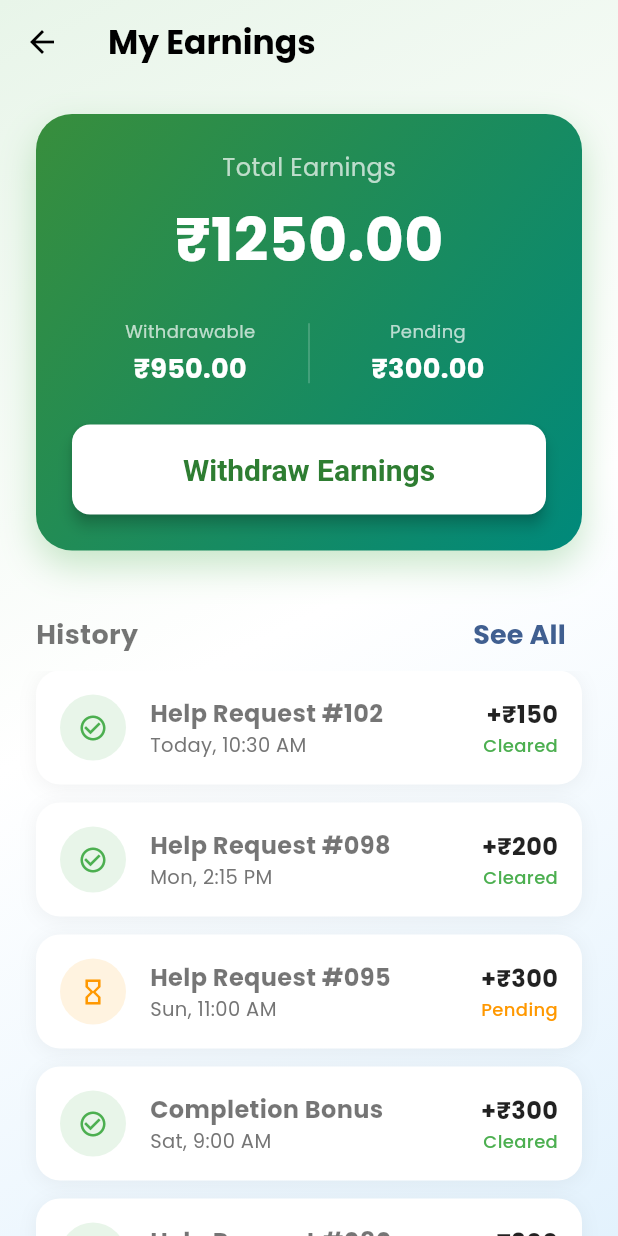
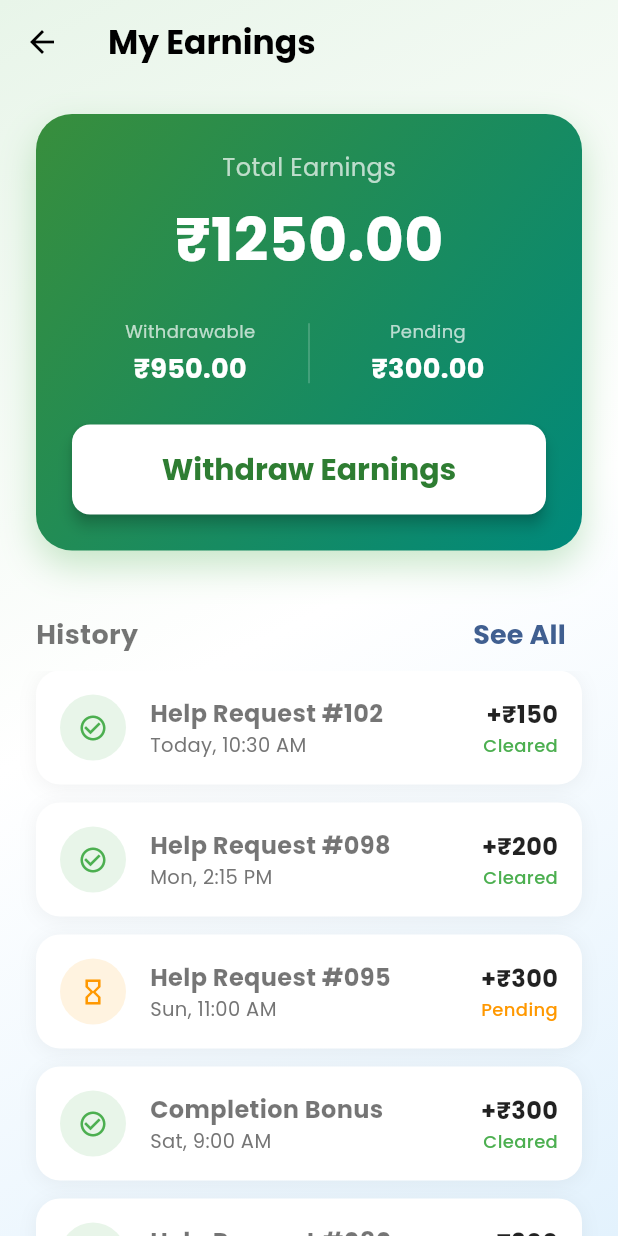
Before and after one commit to Vijayapardhu/NearHelp, a Flutter app: the EarningsScreen screen opened directly, on a phone screen of 412 x 824 dp. Run offline on Flutter 3.47's test engine with Material 3 defaults, Android fonts, the phone set to English and light mode, and no system bars; our stand-ins replace animate_do, flutter_map, flutter_riverpod, geolocator, google_fonts, google_nav_bar and 7 more; accounts and stored records are empty.

Commit message:
profile update

```diff
--- a/lib/features/payment/presentation/earnings_screen.dart
+++ b/lib/features/payment/presentation/earnings_screen.dart
@@ -1,5 +1,6 @@
 import 'package:flutter/material.dart';
 import 'package:animate_do/animate_do.dart';
+import 'package:google_fonts/google_fonts.dart';
 
 class EarningsScreen extends StatelessWidget {
   const EarningsScreen({super.key});
@@ -60,16 +61,16 @@ class EarningsScreen extends StatelessWidget {
                     children: [
                       const Text("Total Earnings", style: TextStyle(color: Colors.white70, fontSize: 16)),
                       const SizedBox(height: 8),
-                      Text("₹${totalEarnings.toStringAsFixed(2)}", style: const TextStyle(color: Colors.white, fontSize: 40, fontWeight: FontWeight.bold)),
+                      Text("₹${totalEarnings.toStringAsFixed(2)}", style: GoogleFonts.poppins(color: Colors.white, fontSize: 40, fontWeight: FontWeight.bold)),
                       const SizedBox(height: 24),
                       Row(
                         children: [
                           Expanded(
                             child: Column(
                               children: [
-                                const Text("Withdrawable", style: TextStyle(color: Colors.white70, fontSize: 12)),
+                                Text("Withdrawable", style: GoogleFonts.poppins(color: Colors.white70, fontSize: 12)),
                                 const SizedBox(height: 4),
-                                Text("₹${withdrawable.toStringAsFixed(2)}", style: const TextStyle(color: Colors.white, fontWeight: FontWeight.bold, fontSize: 18)),
+                                Text("₹${withdrawable.toStringAsFixed(2)}", style: GoogleFonts.poppins(color: Colors.white, fontWeight: FontWeight.bold, fontSize: 18)),
                               ],
                             ),
                           ),
@@ -77,9 +78,9 @@ class EarningsScreen extends StatelessWidget {
                           Expanded(
                             child: Column(
                               children: [
-                                const Text("Pending", style: TextStyle(color: Colors.white70, fontSize: 12)),
+                                Text("Pending", style: GoogleFonts.poppins(color: Colors.white70, fontSize: 12)),
                                 const SizedBox(height: 4),
-                                Text("₹${pendingClearance.toStringAsFixed(2)}", style: const TextStyle(color: Colors.white, fontWeight: FontWeight.bold, fontSize: 18)),
+                                Text("₹${pendingClearance.toStringAsFixed(2)}", style: GoogleFonts.poppins(color: Colors.white, fontWeight: FontWeight.bold, fontSize: 18)),
                               ],
                             ),
                           ),
@@ -96,7 +97,7 @@ class EarningsScreen extends StatelessWidget {
                             shape: RoundedRectangleBorder(borderRadius: BorderRadius.circular(12)),
                             padding: const EdgeInsets.symmetric(vertical: 12),
                           ),
-                          child: const Text("Withdraw Earnings", style: TextStyle(fontWeight: FontWeight.bold)),
+                          child: Text("Withdraw Earnings", style: GoogleFonts.poppins(fontWeight: FontWeight.bold)),
                         ),
                       ),
                     ],
@@ -110,9 +111,9 @@ class EarningsScreen extends StatelessWidget {
                 padding: const EdgeInsets.symmetric(horizontal: 24),
                 child: Row(
                   children: [
-                    const Text("History", style: TextStyle(fontSize: 18, fontWeight: FontWeight.bold)),
+                    Text("History", style: GoogleFonts.poppins(fontSize: 18, fontWeight: FontWeight.bold)),
                     const Spacer(),
-                    TextButton(onPressed: (){}, child: const Text("See All")),
+                    TextButton(onPressed: (){}, child: Text("See All", style: GoogleFonts.poppins())),
                   ],
                 ),
               ),
@@ -151,20 +152,22 @@ class EarningsScreen extends StatelessWidget {
                               ),
                             ),
                             const SizedBox(width: 16),
-                            Column(
-                              crossAxisAlignment: CrossAxisAlignment.start,
-                              children: [
-                                Text(tx['title'], style: const TextStyle(fontWeight: FontWeight.bold, fontSize: 16)),
-                                Text(tx['date'], style: TextStyle(color: Colors.grey[600], fontSize: 13)),
-                              ],
+                            Expanded( // Use Expanded to prevent overflow
+                              child: Column(
+                                crossAxisAlignment: CrossAxisAlignment.start,
+                                children: [
+                                  Text(tx['title'], style: GoogleFonts.poppins(fontWeight: FontWeight.bold, fontSize: 16)),
+                                  Text(tx['date'], style: GoogleFonts.poppins(color: Colors.grey[600], fontSize: 13)),
+                                ],
+                              ),
                             ),
-                            const Spacer(),
+                            const SizedBox(width: 8),
                             Column(
                               crossAxisAlignment: CrossAxisAlignment.end,
                               children: [
                                 Text(
                                   "+₹${(tx['amount'] as double).toStringAsFixed(0)}",
-                                  style: const TextStyle(
+                                  style: GoogleFonts.poppins(
                                     fontWeight: FontWeight.bold,
                                     fontSize: 16,
                                     color: Colors.black87,
@@ -172,7 +175,7 @@ class EarningsScreen extends StatelessWidget {
                                 ),
                                 Text(
                                   tx['status'],
-                                  style: TextStyle(
+                                  style: GoogleFonts.poppins(
                                     fontSize: 12,
                                     color: isPending ? Colors.orange : Colors.green,
                                     fontWeight: FontWeight.w500,
--- a/lib/features/profile/presentation/helper_home_screen.dart
+++ b/lib/features/profile/presentation/helper_home_screen.dart
@@ -44,7 +44,7 @@ class _HelperHomeScreenState extends ConsumerState<HelperHomeScreen> {
           children: [
             // 1. Custom Gradient Header
             Container(
-              height: 160,
+              height: 180,
               padding: const EdgeInsets.symmetric(horizontal: 24, vertical: 50),
               decoration: BoxDecoration(
                 gradient: LinearGradient(
--- a/lib/features/profile/presentation/profile_screen.dart
+++ b/lib/features/profile/presentation/profile_screen.dart
@@ -45,7 +45,7 @@ class ProfileScreen extends ConsumerWidget {
                 children: [
                   // 1. Custom Gradient Header (Job Radar Style)
                   Container(
-                    height: 160,
+                    height: 180,
                     padding: const EdgeInsets.symmetric(horizontal: 24, vertical: 50),
                     decoration: BoxDecoration(
                       gradient: LinearGradient(
--- a/pubspec.yaml
+++ b/pubspec.yaml
@@ -54,6 +54,7 @@ dependencies:
   shimmer: ^3.0.0
   image_picker: ^1.2.1
   image_cropper: ^11.0.0
+  google_nav_bar: ^5.0.7
 
 dev_dependencies:
   flutter_test:
```
Also changed, not shown: lib/features/home/presentation/main_shell.dart (+39 -25 lines), lib/features/map/presentation/user_home_screen.dart (+29 -20 lines), lib/features/payment/presentation/wallet_screen.dart (+17 -14 lines), pubspec.lock, 1 other file.
